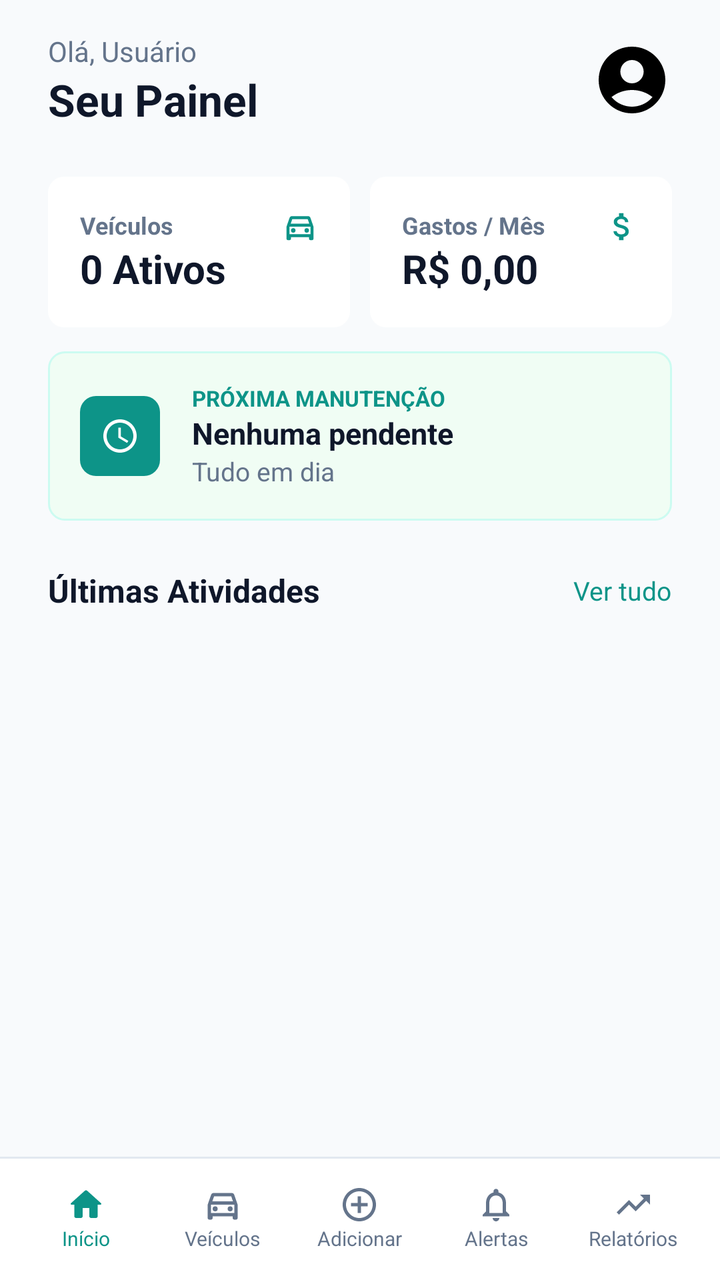
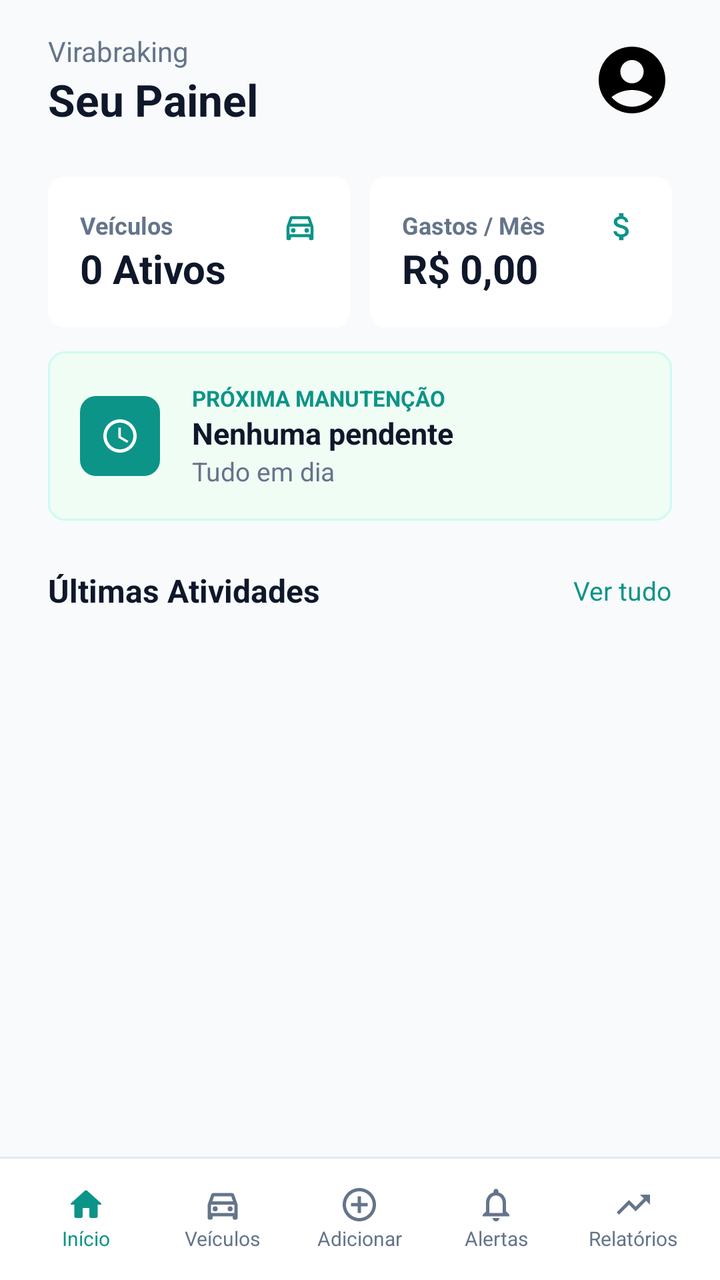

Before-and-after screenshots of an Android layout around one commit, followed by the original layout XML and the change that was made.
<!-- AndroidManifest.xml: application theme Theme.Virabraking -->
<!-- res/layout/activity_inicio.xml -->
<?xml version="1.0" encoding="utf-8"?>
<androidx.constraintlayout.widget.ConstraintLayout xmlns:android="http://schemas.android.com/apk/res/android"
    xmlns:app="http://schemas.android.com/apk/res-auto"
    xmlns:tools="http://schemas.android.com/tools"
    android:layout_width="match_parent"
    android:layout_height="match_parent"
    android:background="#f8fafc"
    tools:context=".Inicio">

    <androidx.core.widget.NestedScrollView
        android:layout_width="match_parent"
        android:layout_height="0dp"
        app:layout_constraintTop_toTopOf="parent"
        app:layout_constraintBottom_toTopOf="@id/menuInferior">

        <LinearLayout
            android:layout_width="match_parent"
            android:layout_height="wrap_content"
            android:orientation="vertical">

            <LinearLayout
                android:layout_width="match_parent"
                android:layout_height="wrap_content"
                android:paddingHorizontal="24dp"
                android:paddingTop="16dp"
                android:paddingBottom="8dp">

                <LinearLayout
                    android:layout_width="0dp"
                    android:layout_height="wrap_content"
                    android:layout_weight="1"
                    android:orientation="vertical">

                    <LinearLayout
                        android:layout_width="match_parent"
                        android:layout_height="wrap_content">

                        <TextView
                            android:layout_width="wrap_content"
                            android:layout_height="wrap_content"
                            android:text="Olá, "
                            android:textColor="#64748b"/>

                        <TextView
                            android:id="@+id/tvNomeUsuario"
                            android:layout_width="wrap_content"
                            android:layout_height="wrap_content"
                            android:text="Usuário"
                            android:textColor="#64748b" />
                    </LinearLayout>

                    <TextView
                        android:layout_width="wrap_content"
                        android:layout_height="wrap_content"
                        android:text="Seu Painel"
                        android:textColor="#0f172a"
                        android:textStyle="bold"
                        android:textSize="22sp"/>
                </LinearLayout>

                <ImageView
                    android:layout_width="wrap_content"
                    android:layout_height="wrap_content"
                    android:src="@drawable/vetor_foto_conta"
                    android:layout_gravity="center" />
            </LinearLayout>

            <LinearLayout
                android:layout_width="match_parent"
                android:layout_height="wrap_content"
                android:orientation="vertical"
                android:paddingHorizontal="24dp"
                android:paddingVertical="16dp">

                <LinearLayout
                    android:layout_width="match_parent"
                    android:layout_height="wrap_content"
                    android:divider="@drawable/gap"
                    android:showDividers="middle">

                    <LinearLayout
                        android:layout_width="0dp"
                        android:layout_height="wrap_content"
                        android:layout_weight="1"
                        android:background="@drawable/bg_branco_arredondado"
                        android:padding="16dp">

                        <LinearLayout
                            android:layout_width="0dp"
                            android:layout_height="wrap_content"
                            android:layout_weight="1"
                            android:orientation="vertical">

                            <TextView
                                android:layout_width="wrap_content"
                                android:layout_height="wrap_content"
                                android:text="Veículos"
                                android:textSize="12sp"
                                android:textStyle="bold"
                                android:textColor="#64748b"/>

                            <TextView
                                android:id="@+id/tvQtdVeiculos"
                                android:layout_width="wrap_content"
                                android:layout_height="wrap_content"
                                android:text="0 Ativos"
                                android:textColor="#0f172a"
                                android:textStyle="bold"
                                android:textSize="20sp"/>
                        </LinearLayout>

                        <ImageView
                            android:layout_width="wrap_content"
                            android:layout_height="wrap_content"
                            android:src="@drawable/vetor_veiculos_ativos"
                            app:tint="#0d9488" />
                    </LinearLayout>

                    <LinearLayout
                        android:layout_width="0dp"
                        android:layout_height="wrap_content"
                        android:layout_weight="1"
                        android:background="@drawable/bg_branco_arredondado"
                        android:padding="16dp">

                        <LinearLayout
                            android:layout_width="0dp"
                            android:layout_height="wrap_content"
                            android:layout_weight="1"
                            android:orientation="vertical">

                            <TextView
                                android:layout_width="wrap_content"
                                android:layout_height="wrap_content"
                                android:text="Gastos / Mês"
                                android:textStyle="bold"
                                android:textSize="12sp"
                                android:textColor="#64748b"/>

                            <TextView
                                android:id="@+id/tvGastosMes"
                                android:layout_width="wrap_content"
                                android:layout_height="wrap_content"
                                android:text="R$ 0,00"
                                android:textColor="#0f172a"
                                android:textStyle="bold"
                                android:textSize="20sp"/>
                        </LinearLayout>

                        <ImageView
                            android:layout_width="wrap_content"
                            android:layout_height="wrap_content"
                            android:src="@drawable/vetor_cifrao_gastos"
                            app:tint="#0d9488" />
                    </LinearLayout>
                </LinearLayout>

                <LinearLayout
                    android:layout_width="match_parent"
                    android:layout_height="wrap_content"
                    android:padding="16dp"
                    android:layout_marginTop="12dp"
                    android:background="@drawable/bg_verde_claro_arredondado_com_borda">

                    <LinearLayout
                        android:layout_width="match_parent"
                        android:layout_height="wrap_content"
                        android:gravity="center_vertical">

                        <ImageView
                            android:layout_width="40dp"
                            android:layout_height="40dp"
                            android:background="@drawable/bg_verde_arredondado"
                            android:padding="10dp"
                            android:layout_marginEnd="16dp"
                            android:src="@drawable/vetor_relogio_proxima_manutencao"
                            app:tint="#ffffff" />

                        <LinearLayout
                            android:layout_width="wrap_content"
                            android:layout_height="wrap_content"
                            android:orientation="vertical">

                            <TextView
                                android:layout_width="wrap_content"
                                android:layout_height="wrap_content"
                                android:text="PRÓXIMA MANUTENÇÃO"
                                android:textColor="#0d9488"
                                android:textSize="11sp"
                                android:textStyle="bold"/>

                            <TextView
                                android:id="@+id/tvDescricaoManutencao"
                                android:layout_width="wrap_content"
                                android:layout_height="wrap_content"
                                android:text="Nenhuma pendente"
                                android:textStyle="bold"
                                android:textSize="15sp"
                                android:textColor="#0f172a" />

                            <TextView
                                android:id="@+id/tvQuandoManutencao"
                                android:layout_width="wrap_content"
                                android:layout_height="wrap_content"
                                android:text="Tudo em dia"
                                android:textColor="#64748b"
                                android:textSize="13sp"/>
                        </LinearLayout>
                    </LinearLayout>
                </LinearLayout>
            </LinearLayout>

            <LinearLayout
                android:layout_width="match_parent"
                android:layout_height="wrap_content"
                android:paddingHorizontal="24dp"
                android:paddingVertical="8dp"
                android:orientation="vertical">

                <LinearLayout
                    android:layout_width="match_parent"
                    android:layout_height="wrap_content"
                    android:gravity="center_vertical">

                    <TextView
                        android:layout_width="0dp"
                        android:layout_height="wrap_content"
                        android:layout_weight="1"
                        android:text="Últimas Atividades"
                        android:textSize="16sp"
                        android:textColor="#0f172a"
                        android:textStyle="bold" />

                    <TextView
                        android:id="@+id/tvVerTudo"
                        android:layout_width="wrap_content"
                        android:layout_height="wrap_content"
                        android:text="Ver tudo"
                        android:textColor="#0d9488"
                        android:textSize="13sp" />
                </LinearLayout>

                <LinearLayout
                    android:id="@+id/llListaAtividades"
                    android:layout_width="match_parent"
                    android:layout_height="wrap_content"
                    android:orientation="vertical"
                    android:layout_marginTop="8dp" />
            </LinearLayout>
        </LinearLayout>
    </androidx.core.widget.NestedScrollView>

    <LinearLayout
        android:id="@+id/menuInferior"
        android:layout_width="match_parent"
        android:layout_height="wrap_content"
        android:orientation="horizontal"
        android:background="@drawable/borda_topo_menu_inferior"
        android:padding="14dp"
        android:divider="@drawable/gap"
        android:showDividers="middle"
        app:layout_constraintBottom_toBottomOf="parent">

        <LinearLayout
            android:id="@+id/llInicio"
            android:layout_width="0dp"
            android:layout_height="wrap_content"
            android:orientation="vertical"
            android:layout_weight="1"
            android:gravity="center">

            <ImageView
                android:layout_width="wrap_content"
                android:layout_height="wrap_content"
                android:src="@drawable/vetor_menu_inicio"
                app:tint="#0d9488" />

            <TextView
                android:layout_width="wrap_content"
                android:layout_height="wrap_content"
                android:text="Início"
                android:textSize="10sp"
                android:textColor="#0d9488" />
        </LinearLayout>

        <LinearLayout
            android:id="@+id/llVeiculos"
            android:layout_width="0dp"
            android:layout_height="wrap_content"
            android:orientation="vertical"
            android:layout_weight="1"
            android:gravity="center">

            <ImageView
                android:layout_width="wrap_content"
                android:layout_height="wrap_content"
                android:src="@drawable/vetor_menu_veiculo" />

            <TextView
                android:layout_width="wrap_content"
                android:layout_height="wrap_content"
                android:text="Veículos"
                android:textSize="10sp"
                android:textColor="#64748b" />
        </LinearLayout>

        <LinearLayout
            android:id="@+id/llAdicionar"
            android:layout_width="0dp"
            android:layout_height="wrap_content"
            android:orientation="vertical"
            android:layout_weight="1"
            android:gravity="center">

            <ImageView
                android:layout_width="wrap_content"
                android:layout_height="wrap_content"
                android:src="@drawable/vetor_menu_adicionar" />

            <TextView
                android:layout_width="wrap_content"
                android:layout_height="wrap_content"
                android:text="Adicionar"
                android:textSize="10sp"
                android:textColor="#64748b" />
        </LinearLayout>

        <LinearLayout
            android:id="@+id/llAlertas"
            android:layout_width="0dp"
            android:layout_height="wrap_content"
            android:orientation="vertical"
            android:layout_weight="1"
            android:gravity="center">

            <ImageView
                android:layout_width="wrap_content"
                android:layout_height="wrap_content"
                android:src="@drawable/vetor_menu_alertas" />

            <TextView
                android:layout_width="wrap_content"
                android:layout_height="wrap_content"
                android:text="Alertas"
                android:textSize="10sp"
                android:textColor="#64748b" />
        </LinearLayout>

        <LinearLayout
            android:id="@+id/llRelatorios"
            android:layout_width="0dp"
            android:layout_height="wrap_content"
            android:orientation="vertical"
            android:layout_weight="1"
            android:gravity="center">

            <ImageView
                android:layout_width="wrap_content"
                android:layout_height="wrap_content"
                android:src="@drawable/vetor_menu_relatorios"
                app:tint="#64748b" />

            <TextView
                android:layout_width="wrap_content"
                android:layout_height="wrap_content"
                android:text="Relatórios"
                android:textSize="10sp"
                android:textColor="#64748b" />
        </LinearLayout>
    </LinearLayout>
</androidx.constraintlayout.widget.ConstraintLayout>
<!-- resources referenced by this layout -->
<resources>
  <!-- drawable bg_branco_arredondado (drawable) -->
  <?xml version="1.0" encoding="utf-8"?>
  <shape xmlns:android="http://schemas.android.com/apk/res/android"
      android:shape="rectangle">
  
      <solid android:color="#ffffff" />
  
      <corners android:radius="8dp" />
  
  </shape>
  <!-- drawable bg_verde_arredondado (drawable) -->
  <?xml version="1.0" encoding="utf-8"?>
  <shape xmlns:android="http://schemas.android.com/apk/res/android"
      android:shape="rectangle">
  
      <size android:height="80dp" android:width="80dp" />
  
      <solid android:color="#0d9488" />
  
      <corners android:radius="8dp" />
  
  </shape>
  <!-- drawable bg_verde_claro_arredondado_com_borda (drawable) -->
  <?xml version="1.0" encoding="utf-8"?>
  <shape xmlns:android="http://schemas.android.com/apk/res/android"
      android:shape="rectangle">
  
      <solid android:color="#f0fdf4" />
      <stroke
          android:width="1dp"
          android:color="#ccfbf1" />
  
      <corners android:radius="8dp" />
  
  </shape>
  <!-- drawable borda_topo_menu_inferior (drawable) -->
  <?xml version="1.0" encoding="utf-8"?>
  <layer-list xmlns:android="http://schemas.android.com/apk/res/android">
      <item>
          <shape android:shape="rectangle">
              <solid android:color="#FFFFFF" />
          </shape>
      </item>
  
      <item android:height="1dp">
          <shape android:shape="rectangle">
              <solid android:color="#e2e8f0" />
          </shape>
      </item>
  
  </layer-list>
  <!-- drawable gap (drawable) -->
  <?xml version="1.0" encoding="utf-8"?>
  <shape xmlns:android="http://schemas.android.com/apk/res/android">
      <size android:height="10dp" android:width="10dp" />
      <solid android:color="@android:color/transparent" />
  </shape>
  <!-- drawable vetor_menu_adicionar (drawable) -->
  <vector android:height="20dp" android:tint="#64748b"
      android:viewportHeight="24" android:viewportWidth="24"
      android:width="20dp" xmlns:android="http://schemas.android.com/apk/res/android">
      <path android:fillColor="@android:color/white" android:pathData="M13,7h-2v4L7,11v2h4v4h2v-4h4v-2h-4L13,7zM12,2C6.48,2 2,6.48 2,12s4.48,10 10,10 10,-4.48 10,-10S17.52,2 12,2zM12,20c-4.41,0 -8,-3.59 -8,-8s3.59,-8 8,-8 8,3.59 8,8 -3.59,8 -8,8z"/>
  </vector>
  <!-- drawable vetor_menu_inicio (drawable) -->
  <vector android:height="20dp" android:tint="#64748b"
      android:viewportHeight="24" android:viewportWidth="24"
      android:width="20dp" xmlns:android="http://schemas.android.com/apk/res/android">
      <path android:fillColor="@android:color/white" android:pathData="M10,19v-5h4v5c0,0.55 0.45,1 1,1h3c0.55,0 1,-0.45 1,-1v-7h1.7c0.46,0 0.68,-0.57 0.33,-0.87L12.67,3.6c-0.38,-0.34 -0.96,-0.34 -1.34,0l-8.36,7.53c-0.34,0.3 -0.13,0.87 0.33,0.87H5v7c0,0.55 0.45,1 1,1h3c0.55,0 1,-0.45 1,-1z"/>
  </vector>
  <!-- drawable vetor_menu_relatorios (drawable) -->
  <vector android:autoMirrored="true" android:height="20dp"
      android:tint="#64748b" android:viewportHeight="24"
      android:viewportWidth="24" android:width="20dp" xmlns:android="http://schemas.android.com/apk/res/android">
      <path android:fillColor="@android:color/white" android:pathData="M16,6l2.29,2.29 -4.88,4.88 -4,-4L2,16.59 3.41,18l6,-6 4,4 6.3,-6.29L22,12V6z"/>
  </vector>
  <style name="Theme.Virabraking" parent="Base.Theme.Virabraking" />
  <style name="Base.Theme.Virabraking" parent="Theme.Material3.DayNight.NoActionBar">
          
          <item name="colorPrimary">#0d9488</item>
      </style>
  <!-- unchanged entries left out for length: 6 -->
</resources>

<!-- the commit's change to res/layout/activity_inicio.xml (unified diff, before → after) -->
@@ -31,23 +31,11 @@
                     android:layout_weight="1"
                     android:orientation="vertical">
 
-                    <LinearLayout
-                        android:layout_width="match_parent"
-                        android:layout_height="wrap_content">
-
-                        <TextView
-                            android:layout_width="wrap_content"
-                            android:layout_height="wrap_content"
-                            android:text="Olá, "
-                            android:textColor="#64748b"/>
-
-                        <TextView
-                            android:id="@+id/tvNomeUsuario"
-                            android:layout_width="wrap_content"
-                            android:layout_height="wrap_content"
-                            android:text="Usuário"
-                            android:textColor="#64748b" />
-                    </LinearLayout>
+                    <TextView
+                        android:layout_width="wrap_content"
+                        android:layout_height="wrap_content"
+                        android:text="Virabraking"
+                        android:textColor="#64748b"/>
 
                     <TextView
                         android:layout_width="wrap_content"
@@ -55,14 +43,19 @@
                         android:text="Seu Painel"
                         android:textColor="#0f172a"
                         android:textStyle="bold"
-                        android:textSize="22sp"/>
+                        android:textSize="22sp"
+                        app:shapeAppearanceOverlay="@style/CircularImage" />
                 </LinearLayout>
 
-                <ImageView
-                    android:layout_width="wrap_content"
-                    android:layout_height="wrap_content"
+                <com.google.android.material.imageview.ShapeableImageView
+                    android:id="@+id/ivPerfil"
+                    android:layout_width="40dp"
+                    android:layout_height="40dp"
                     android:src="@drawable/vetor_foto_conta"
-                    android:layout_gravity="center" />
+                    android:clickable="true"
+                    android:scaleType="centerCrop"
+                    android:layout_gravity="center"
+                    app:shapeAppearanceOverlay="@style/CircularImage" />
             </LinearLayout>
 
             <LinearLayout
<!-- resource entries referenced after the edit -->
@@ -75,6 +75,10 @@
       android:viewportWidth="24" android:width="20dp" xmlns:android="http://schemas.android.com/apk/res/android">
       <path android:fillColor="@android:color/white" android:pathData="M16,6l2.29,2.29 -4.88,4.88 -4,-4L2,16.59 3.41,18l6,-6 4,4 6.3,-6.29L22,12V6z"/>
   </vector>
+  <style name="CircularImage">
+          <item name="cornerFamily">rounded</item>
+          <item name="cornerSize">50%</item>
+      </style>
   <style name="Theme.Virabraking" parent="Base.Theme.Virabraking" />
   <style name="Base.Theme.Virabraking" parent="Theme.Material3.DayNight.NoActionBar">
           
